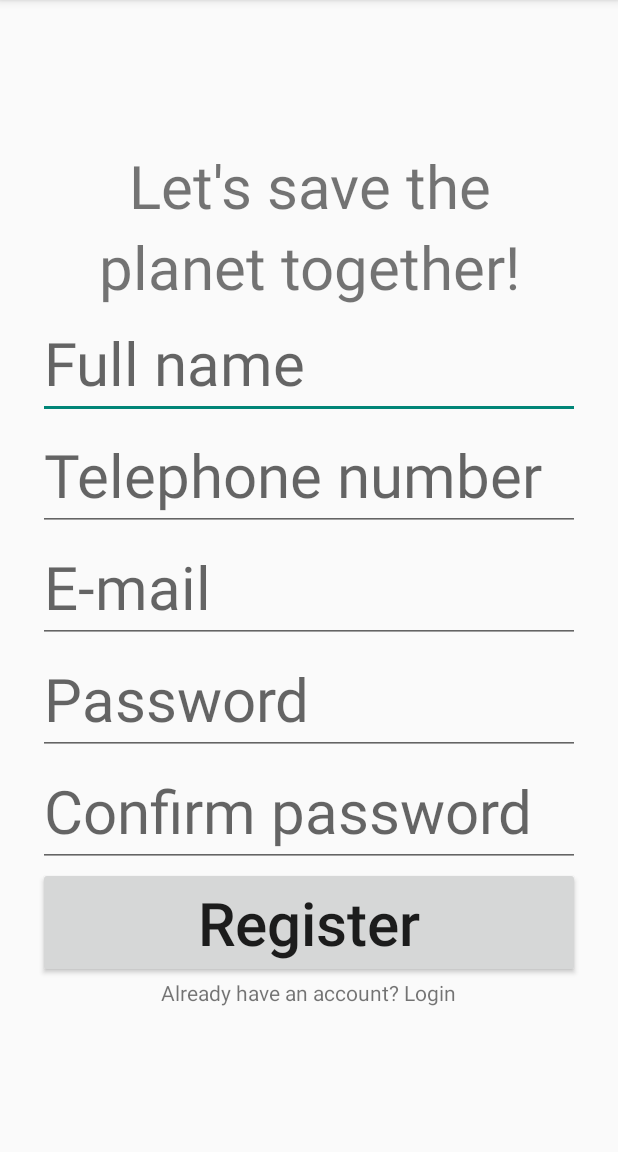
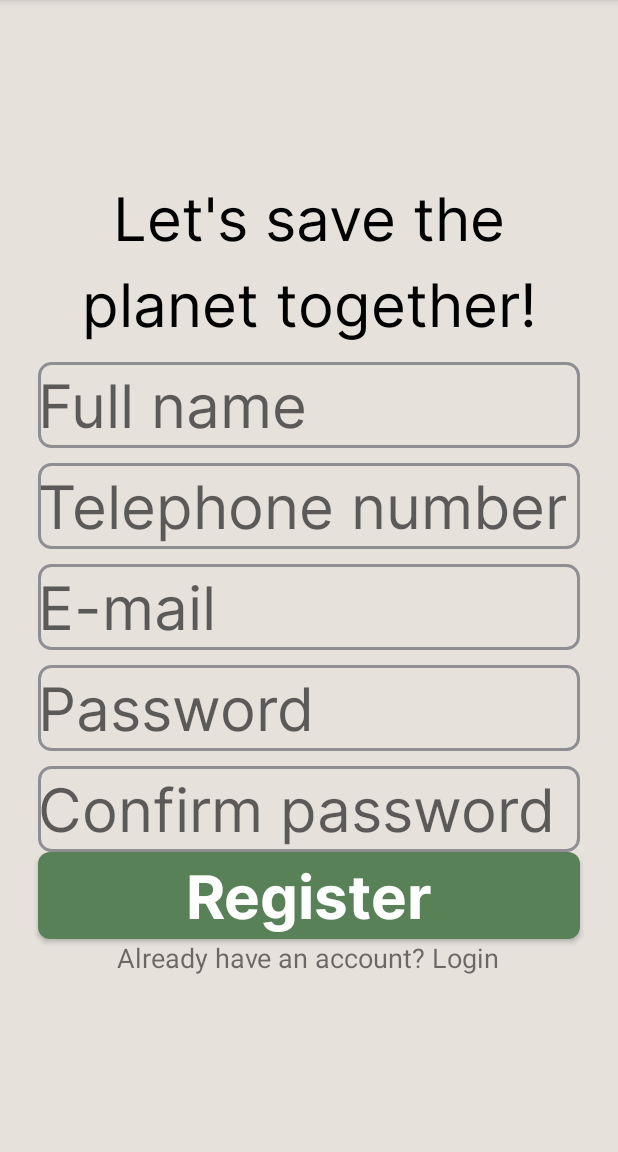
Before and after one commit to MOVILES-GRUPO36/5palas12-v2-Android, an Android app built with Jetpack Compose: the RegisterActivity screen opened directly, with no data from a screen before it, on a phone screen of 412 x 824 dp, the part 84-1236 px from its top. Run offline under Robolectric (Android 15) with nearby library versions, the phone set to English and light mode, and no system bars; our stand-ins replace Firebase (no records; nobody signed in at launch, a user with empty details on screens opened directly).

Commit message:
Enhanced UI in Login/Register

```diff
--- a/app/src/main/res/layout/activity_register.xml
+++ b/app/src/main/res/layout/activity_register.xml
@@ -4,6 +4,7 @@
     android:layout_height="match_parent"
     android:orientation="vertical"
     android:gravity="center"
+    style="@style/groupStylegray_300"
     >
 
 
@@ -13,6 +14,7 @@
         android:text="Let's save the"
         android:gravity="center"
         android:textSize="40sp"
+        style="@style/txtInterregular40"
         />
     <TextView
         android:layout_width="match_parent"
@@ -20,6 +22,7 @@
         android:text="planet together!"
         android:gravity="center"
         android:textSize="40sp"
+        style="@style/txtInterregular40"
         />
 
     <EditText
@@ -30,6 +33,8 @@
         android:hint="Full name"
         android:layout_marginLeft="25dp"
         android:layout_marginRight="25dp"
+        android:layout_marginTop="10.31dp"
+        style="@style/etRoundedOutline"
         />
 
     <EditText
@@ -40,6 +45,8 @@
         android:hint="Telephone number"
         android:layout_marginLeft="25dp"
         android:layout_marginRight="25dp"
+        android:layout_marginTop="10.31dp"
+        style="@style/etRoundedOutline"
         />
 
     <EditText
@@ -50,6 +57,8 @@
         android:hint="E-mail"
         android:layout_marginLeft="25dp"
         android:layout_marginRight="25dp"
+        android:layout_marginTop="10.31dp"
+        style="@style/etRoundedOutline"
         />
 
     <EditText
@@ -60,6 +69,8 @@
         android:hint="Password"
         android:layout_marginLeft="25dp"
         android:layout_marginRight="25dp"
+        android:layout_marginTop="10.31dp"
+        style="@style/etRoundedOutline"
         />
 
     <EditText
@@ -70,6 +81,8 @@
         android:hint="Confirm password"
         android:layout_marginLeft="25dp"
         android:layout_marginRight="25dp"
+        android:layout_marginTop="10.31dp"
+        style="@style/etRoundedOutline"
         />
 
     <Button
@@ -82,6 +95,7 @@
         android:textSize="40sp"
         android:layout_marginLeft="25dp"
         android:layout_marginRight="25dp"
+        style="@style/btnSolidRounded"
         />
 
     <LinearLayout
@@ -95,6 +109,7 @@
             android:layout_height="wrap_content"
             android:clickable="true"
             android:text="Already have an account? Login"
+            android:textSize="18dp"
             />
 
     </LinearLayout>
```
Also changed, not shown: app/src/main/res/layout/activity_login.xml (+7 -0 lines).
